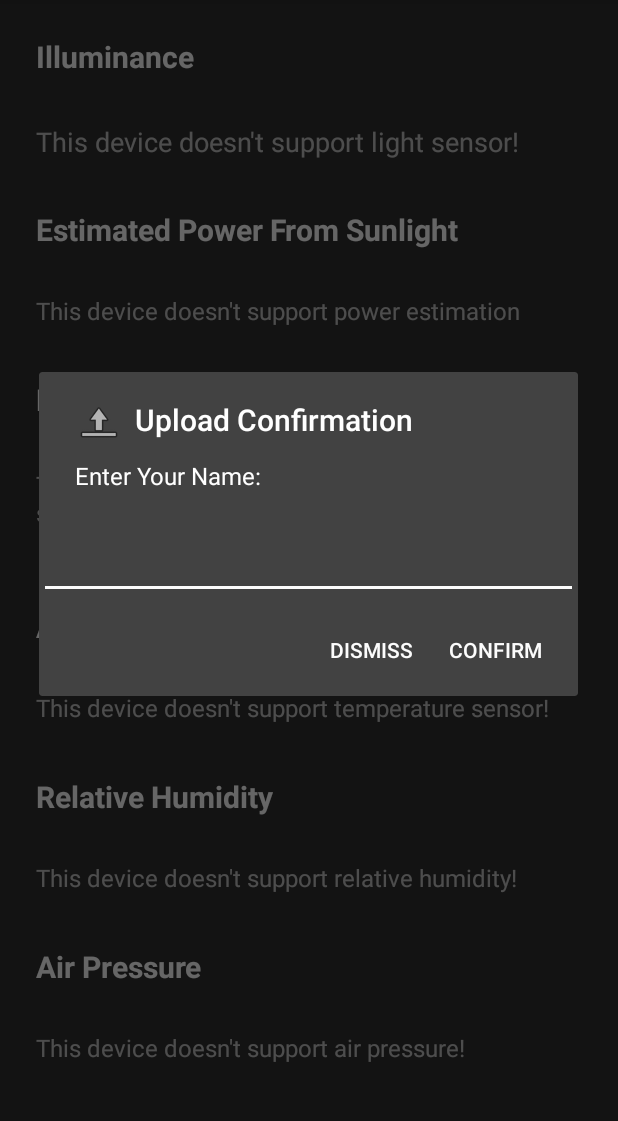
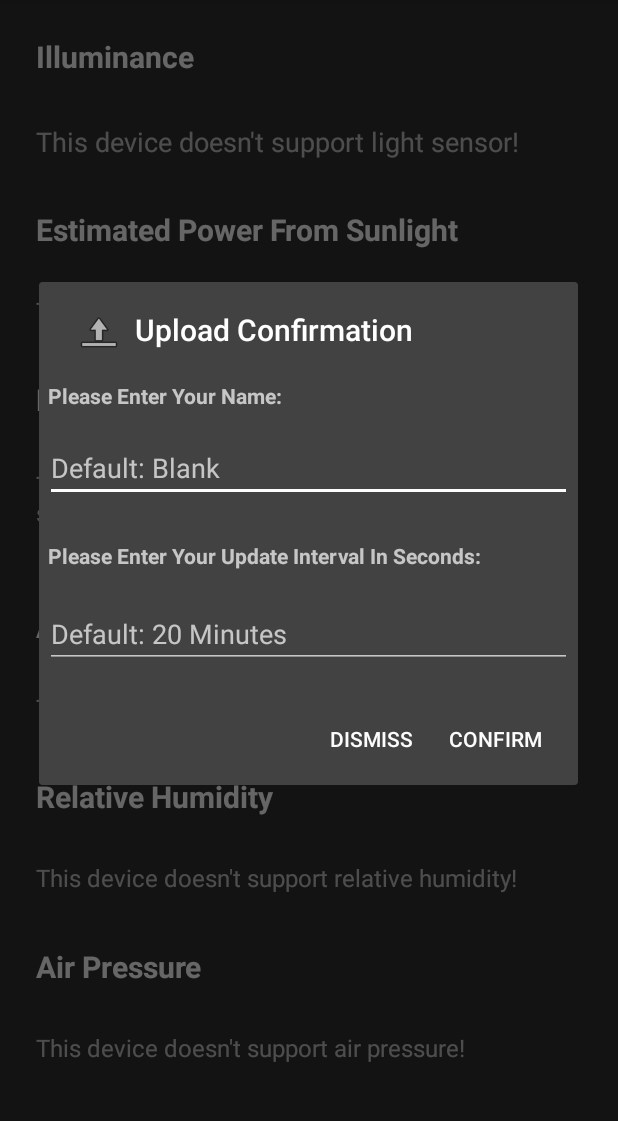
Before and after one commit to tyc222/Andriod_Sensors, an Android app: the screen it shows after launch (MainActivity), after a tap on "START UPLOAD", on a phone screen of 412 x 824 dp, the part 84-1205 px from its top. Run offline under Robolectric (Android 15) with nearby library versions, the phone set to English and light mode, and no system bars.

Commit message:
add function to set Update Interval

```diff
--- a/app/src/main/java/com/example/android_sensor/MainActivity.java
+++ b/app/src/main/java/com/example/android_sensor/MainActivity.java
@@ -12,6 +12,7 @@ import android.os.Message;
 import android.support.v7.app.AlertDialog;
 import android.support.v7.app.AppCompatActivity;
 import android.os.Bundle;
+import android.text.TextUtils;
 import android.util.EventLog;
 import android.view.Menu;
 import android.view.MenuItem;
@@ -55,6 +56,7 @@ public class MainActivity extends AppCompatActivity implements SensorEventListen
     private TextView secondsChargedView;
     // Create EditText
     private EditText nameEditText;
+    private EditText intervalEditText;
 
     /**
      * Menu options
@@ -151,15 +153,23 @@ public class MainActivity extends AppCompatActivity implements SensorEventListen
                     AlertDialog.Builder builder = new AlertDialog.Builder(MainActivity.this);
                     builder.setTitle(R.string.upload_confirmation);
                     builder.setIcon(android.R.drawable.ic_menu_upload);
-                    builder.setMessage(R.string.enter_your_name);
-                    nameEditText = new EditText(MainActivity.this);
-                    builder.setView(nameEditText);
+                    View view = getLayoutInflater().inflate(R.layout.dialog_update, null);
+                    nameEditText = view.findViewById(R.id.editTextUsername);
+                    intervalEditText= view.findViewById(R.id.editTextInterval);
+                    builder.setView(view);
                     builder.setPositiveButton(R.string.confirm, new DialogInterface.OnClickListener() {
                         @Override
                         public void onClick(DialogInterface dialog, int which) {
                             final String userName = nameEditText.getText().toString();
+                            String updateInterval = intervalEditText.getText().toString();
+                            final String action = "autoAddItem";
 
-                            final String action = "autoAddItem";
+
+                            // Default Update Interval
+                            if (updateInterval.isEmpty()){
+                                updateInterval = "1200"; // 20 Minutes
+                            }
+
                             //Start timer
 
                                 uploadTimer = new Timer(true);
@@ -174,9 +184,8 @@ public class MainActivity extends AppCompatActivity implements SensorEventListen
                                         });
                                     }
                                 };
-                                uploadTimer.schedule(timerTask, 0, 5000); // Update every 5 second
-
-                            dialog.dismiss();
+                                uploadTimer.schedule(timerTask, 0, Integer.parseInt(updateInterval)*1000); // Update every x second(s)
+                            uploadPressed = false;
                         }
                     });
                     builder.setNegativeButton("Dismiss", new DialogInterface.OnClickListener() {
@@ -189,7 +198,7 @@ public class MainActivity extends AppCompatActivity implements SensorEventListen
                     });
                     builder.create().show();
 
-                    uploadPressed = false;
+
                 }
                 else if (!uploadPressed) {
                     uploadPressed = true;
--- /dev/null
+++ b/app/src/main/res/layout/dialog_update.xml
@@ -0,0 +1,49 @@
+<?xml version="1.0" encoding="utf-8"?>
+<LinearLayout xmlns:android="http://schemas.android.com/apk/res/android"
+    xmlns:tools="http://schemas.android.com/tools"
+    android:orientation="vertical"
+    android:layout_width="wrap_content"
+    android:layout_height="wrap_content">
+
+    <TextView
+        android:layout_width="match_parent"
+        android:layout_height="wrap_content"
+        android:layout_marginLeft="6dp"
+        android:layout_marginTop="16dp"
+        android:text="@string/enter_your_name"
+        android:textStyle="bold" />
+
+    <EditText
+        android:id="@+id/editTextUsername"
+        android:inputType="text"
+        android:layout_width="match_parent"
+        android:layout_height="wrap_content"
+        android:layout_marginTop="16dp"
+        android:layout_marginLeft="4dp"
+        android:layout_marginBottom="10dp"
+        android:layout_marginRight="4dp"
+        android:hint= "Default: Blank" />
+
+    <TextView
+        android:layout_width="match_parent"
+        android:layout_height="wrap_content"
+        android:layout_marginLeft="6dp"
+        android:layout_marginTop="16dp"
+        android:layout_marginBottom="10dp"
+        android:text="@string/enter_your_update_interval_in_seconds"
+        android:textStyle="bold" />
+
+    <EditText
+        android:id="@+id/editTextInterval"
+        android:layout_width="match_parent"
+        android:layout_height="wrap_content"
+        android:layout_marginLeft="4dp"
+        android:layout_marginTop="10dp"
+        android:layout_marginRight="4dp"
+        android:layout_marginBottom="16dp"
+        android:hint="Default: 20 Minutes"
+        android:inputType="number" />
+
+
+
+</LinearLayout>
--- a/app/src/main/res/values/strings.xml
+++ b/app/src/main/res/values/strings.xml
@@ -10,8 +10,9 @@
     <string name="pause">Pause</string>
     <string name="reset_power_charged">Reset Power Charged</string>
     <string name="save_power_charged">Save Power Charged</string>
-    <string name="enter_your_name">Enter Your Name:</string>
+    <string name="enter_your_name">Please Enter Your Name:</string>
     <string name="save_confirmation">Save Confirmation</string>
     <string name="confirm">Confirm</string>
     <string name="upload_confirmation">Upload Confirmation</string>
+    <string name="enter_your_update_interval_in_seconds">Please Enter Your Update Interval In Seconds:</string>
 </resources>
```
